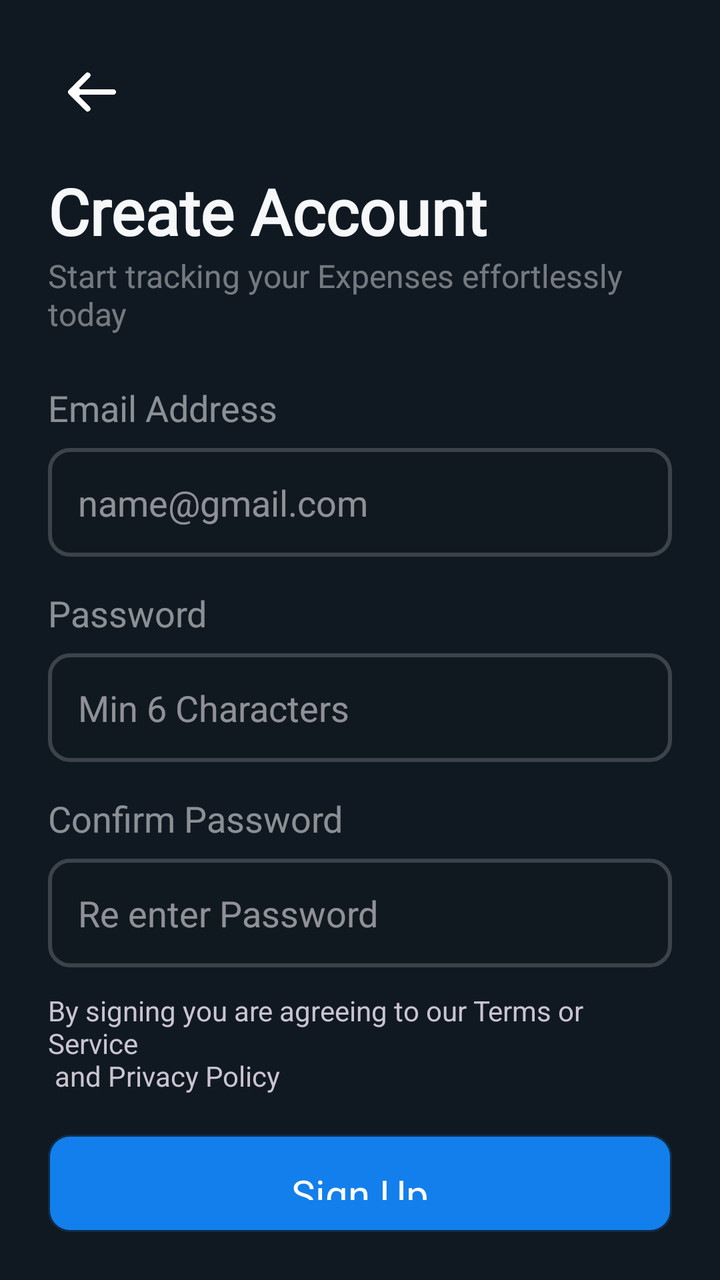
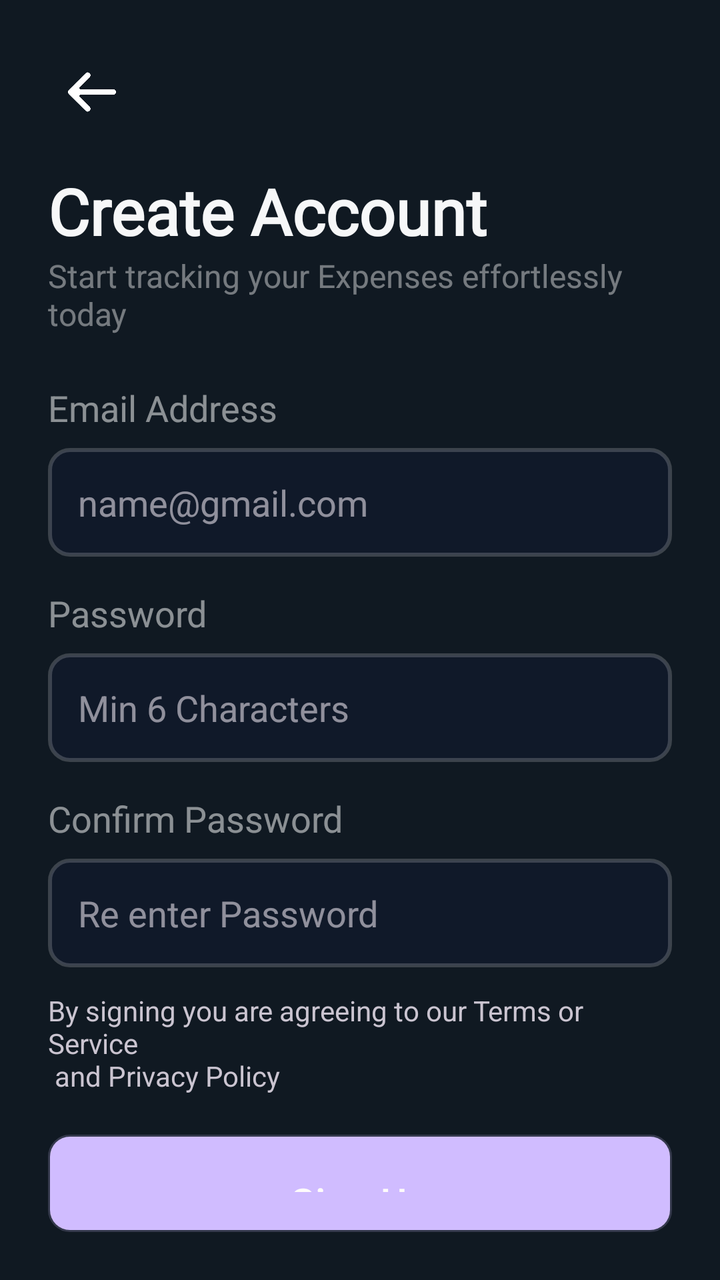

Screens rendered from an Android XML layout before and after an edit, with the pre-edit source and the edit as a unified diff.
<!-- AndroidManifest.xml: activity theme Theme.Material3.Dark.NoActionBar -->
<!-- res/layout/activity_signup.xml -->
<?xml version="1.0" encoding="utf-8"?>
<LinearLayout xmlns:android="http://schemas.android.com/apk/res/android"
    xmlns:app="http://schemas.android.com/apk/res-auto"
    android:orientation="vertical"
    android:layout_width="match_parent"
    android:layout_height="match_parent"
    android:padding="24dp"
    android:background="#101922">

        <ImageView
            android:layout_margin="10dp"
            android:layout_width="24dp"
            android:layout_height="24dp"
            android:rotation="-90"

            android:id="@+id/goBack"
            android:src="@drawable/arrow"
            app:tint="@color/white"
            android:clickable="true"
            android:focusable="true"/>







        <TextView
            android:layout_width="wrap_content"
            android:layout_height="wrap_content"
            android:fontFamily="@font/poppins_semibold"
            android:text="Create Account"
            android:textColor="#f6f7f8"
            android:textSize="32sp"
            android:layout_marginTop="16dp"
            android:textStyle="bold" />

    <TextView
        android:layout_width="wrap_content"
        android:layout_height="wrap_content"
        android:text="Start tracking your Expenses effortlessly \ntoday"
      android:textSize="16sp"
        android:textColor="#70f6f7f7"
        />



    <LinearLayout
        android:paddingTop="24dp"
        android:layout_width="match_parent"
        android:layout_height="wrap_content"
        android:orientation="vertical"
        >

        <TextView
            android:layout_width="wrap_content"
            android:layout_height="wrap_content"
            android:text="Email Address"
            android:textColor="#89f6f7f8"
            android:textSize="18dp"
            />

        <EditText
            android:textColor="@color/black"
            android:id="@+id/eMail"
            android:layout_marginTop="8dp"
            android:layout_width="match_parent"
            android:layout_height="wrap_content"
            android:background="@drawable/inputs"
            android:hint="name@gmail.com"
            android:paddingStart="15dp"
            android:paddingEnd="14dp"
            android:paddingTop="15dp"
            android:paddingBottom="15dp"
            />


        <TextView
            android:layout_marginTop="16dp"
            android:layout_width="wrap_content"
            android:layout_height="wrap_content"
            android:text="Password"
            android:textColor="#89f6f7f8"
            android:textSize="18dp"

            />

        <EditText

            android:textColor="@color/black"
            android:id="@+id/password"
            android:layout_marginTop="8dp"
            android:layout_width="match_parent"
            android:layout_height="wrap_content"
            android:background="@drawable/inputs"
            android:hint="Min 6 Characters"
            android:paddingStart="15dp"
            android:paddingEnd="14dp"
            android:paddingTop="15dp"
            android:paddingBottom="15dp"
            />

        <TextView
            android:layout_marginTop="16dp"
            android:layout_width="wrap_content"
            android:layout_height="wrap_content"
            android:text="Confirm Password"
            android:textColor="#89f6f7f8"
            android:textSize="18dp"

            />

        <EditText

            android:textColor="@color/black"
            android:id="@+id/cnfPassword"
            android:layout_marginTop="8dp"
            android:layout_width="match_parent"
            android:layout_height="wrap_content"
            android:background="@drawable/inputs"
            android:hint="Re enter Password"
            android:paddingStart="15dp"
            android:paddingEnd="14dp"
            android:paddingTop="15dp"
            android:paddingBottom="15dp"
            />

        <TextView
            android:layout_width="wrap_content"
            android:layout_height="wrap_content"
            android:text="By signing you are agreeing to our Terms or Service \n and Privacy Policy"
            android:textSize="14sp"
            android:layout_marginTop="12dp"
            />





        <TextView
            android:background="@drawable/inputs"
            android:padding="16dp"
            android:gravity="center"
            android:id="@+id/signUp"
            android:layout_width="match_parent"
            android:layout_height="wrap_content"
            android:backgroundTint="#137fec"
            android:text="Sign Up"
            android:textColor="@color/blue_white"
            android:textSize="20sp"
            android:layout_marginTop="20dp"
            android:clickable="true"
            android:focusable="true"
            />

       <LinearLayout
           android:layout_marginTop="16dp"
           android:layout_width="wrap_content"
           android:layout_gravity="center"
           android:layout_height="wrap_content"
           android:orientation="horizontal"
           >
           <TextView
               android:layout_width="wrap_content"
               android:layout_height="wrap_content"
               android:textSize="16sp"
               android:text="Already have an Account ?  "
               />

           <TextView
               android:id="@+id/toLogin"
               android:layout_width="wrap_content"
               android:layout_height="wrap_content"
               android:text="Login Here"
               android:textSize="16sp"
               android:textColor="#137fec"


               />


       </LinearLayout>



    </LinearLayout>

</LinearLayout>
<!-- resources referenced by this layout -->
<resources>
  <color name="black">#FF000000</color>
  <color name="blue_white">#FFFCFB</color>
  <color name="white">#FFFFFFFF</color>
  <!-- drawable arrow: png bitmap (drawable, 8440 bytes) -->
  <!-- drawable inputs (drawable) -->
  <?xml version="1.0" encoding="utf-8"?>
  <shape xmlns:android="http://schemas.android.com/apk/res/android">
  
      <solid android:color="#101920"></solid>
  
      <stroke android:color="#30f6f7f8" android:width="2dp"
          />
  
      <corners android:radius="10dp"
          />
  </shape>
</resources>

<!-- the commit's change to res/layout/activity_signup.xml (unified diff, before → after) -->
@@ -137,7 +137,7 @@
 
 
 
-        <TextView
+        <Button
             android:background="@drawable/inputs"
             android:padding="16dp"
             android:gravity="center"
<!-- resource entries referenced after the edit -->
@@ -8,7 +8,7 @@
   <?xml version="1.0" encoding="utf-8"?>
   <shape xmlns:android="http://schemas.android.com/apk/res/android">
   
-      <solid android:color="#101920"></solid>
+      <solid android:color="#101929"></solid>
   
       <stroke android:color="#30f6f7f8" android:width="2dp"
           />
